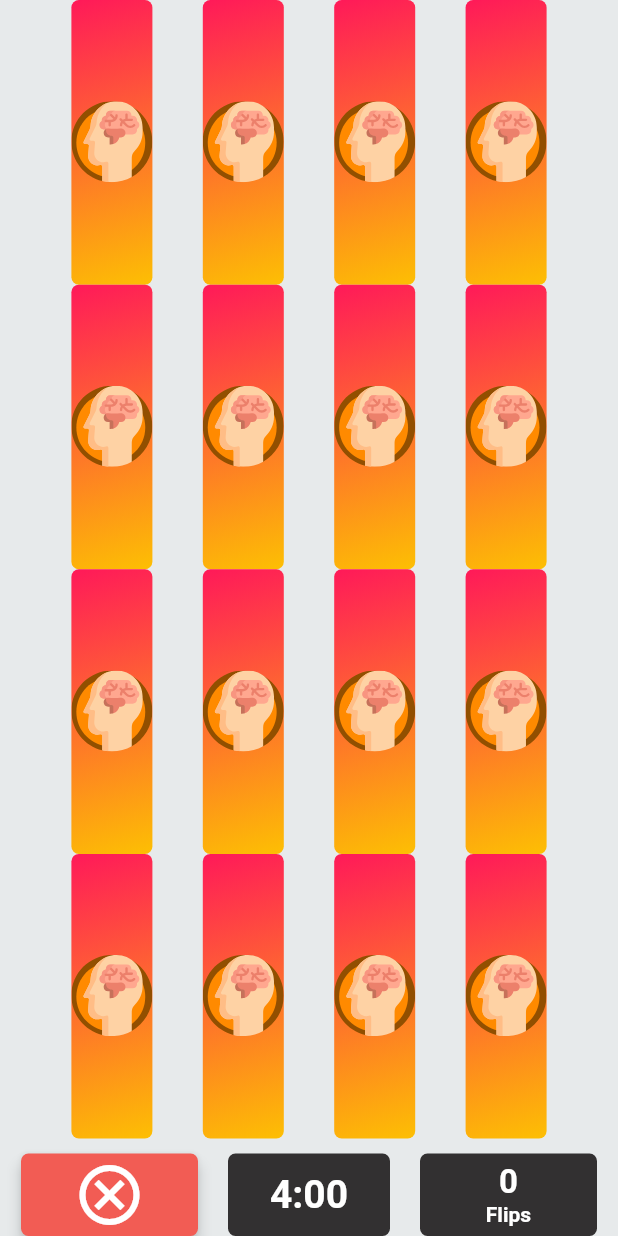
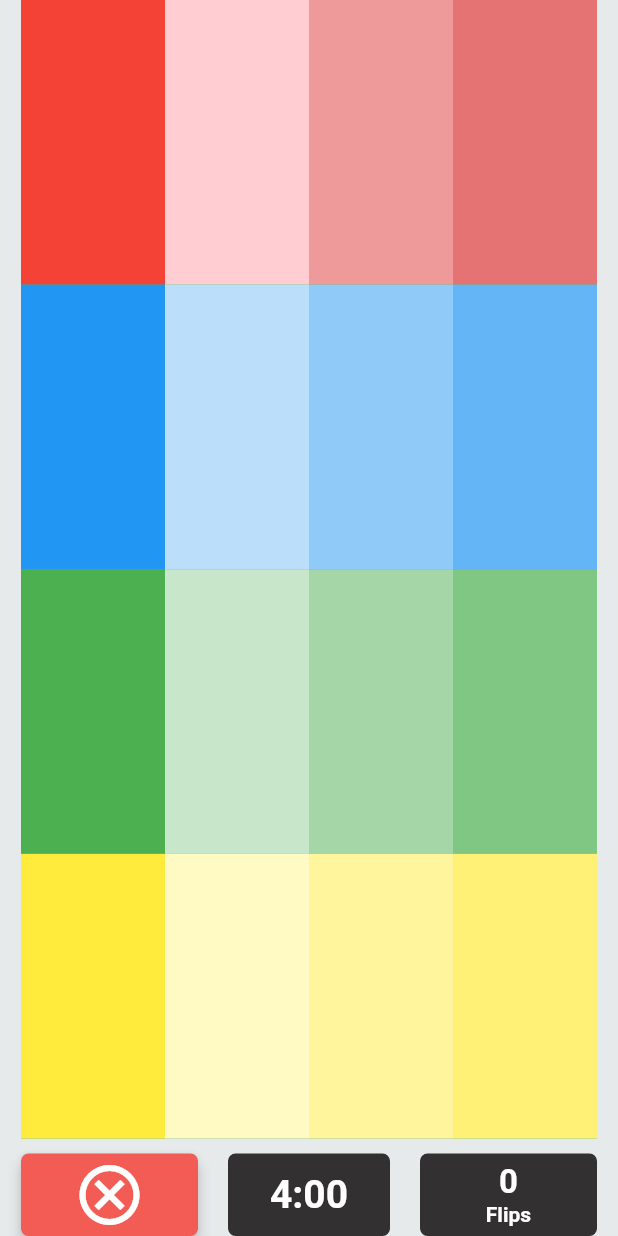
Before and after one commit to chrisstayte/concentration, a Flutter app: the GameScreen screen opened by its route, on a phone screen of 412 x 824 dp. Run offline on Flutter 3.47's test engine with Material 2 defaults, Android fonts, the light colour scheme and no system bars; our stand-ins replace flutter_svg, shared_preferences; accounts and stored records are empty.

Commit message:
added grid

```diff
--- a/lib/screens/game_screen.dart
+++ b/lib/screens/game_screen.dart
@@ -4,6 +4,7 @@ import 'package:concentration/enums/mapsize.dart';
 import 'package:concentration/global/global.dart';
 import 'package:concentration/providers/settings_provider.dart';
 import 'package:concentration/screens/home_screen.dart';
+import 'package:concentration/widgets/game_card.dart';
 import 'package:flutter/material.dart';
 import 'package:flutter_svg/flutter_svg.dart';
 import 'package:provider/provider.dart';
@@ -149,7 +150,153 @@ class _GameScreenState extends State<GameScreen> {
           child: Padding(
             padding: const EdgeInsets.symmetric(horizontal: 14.0),
             child: Column(children: [
-              _buildGrid(),
+              Expanded(
+                child: Container(
+                  color: Colors.green,
+                  child: Column(
+                    children: [
+                      Expanded(
+                        flex: 1,
+                        child: Row(
+                          children: [
+                            Expanded(
+                              flex: 1,
+                              child: Container(
+                                color: Colors.red,
+                              ),
+                            ),
+                            Expanded(
+                              flex: 1,
+                              child: Container(
+                                color: Colors.red.shade100,
+                              ),
+                            ),
+                            Expanded(
+                              flex: 1,
+                              child: Container(
+                                color: Colors.red.shade200,
+                              ),
+                            ),
+                            Expanded(
+                              flex: 1,
+                              child: Container(
+                                color: Colors.red.shade300,
+                              ),
+                            )
+                          ],
+                        ),
+                      ),
+                      Expanded(
+                        flex: 1,
+                        child: Row(
+                          children: [
+                            Expanded(
+                              flex: 1,
+                              child: Container(
+                                color: Colors.blue,
+                              ),
+                            ),
+                            Expanded(
+                              flex: 1,
+                              child: Container(
+                                color: Colors.blue.shade100,
+                              ),
+                            ),
+                            Expanded(
+                              flex: 1,
+                              child: Container(
+                                color: Colors.blue.shade200,
+                              ),
+                            ),
+                            Expanded(
+                              flex: 1,
+                              child: Container(
+                                color: Colors.blue.shade300,
+                              ),
+                            )
+                          ],
+                        ),
+                      ),
+                      Expanded(
+                        flex: 1,
+                        child: Row(
+                          children: [
+                            Expanded(
+                              flex: 1,
+                              child: Container(
+                                color: Colors.green,
+                              ),
+                            ),
+                            Expanded(
+                              flex: 1,
+                              child: Container(
+                                color: Colors.green.shade100,
+                              ),
+                            ),
+                            Expanded(
+                              flex: 1,
+                              child: Container(
+                                color: Colors.green.shade200,
+                              ),
+                            ),
+                            Expanded(
+                              flex: 1,
+                              child: Container(
+                                color: Colors.green.shade300,
+                              ),
+                            )
+                          ],
+                        ),
+                      ),
+                      Expanded(
+                        flex: 1,
+                        child: Row(
+                          children: [
+                            Expanded(
+                              flex: 1,
+                              child: Container(
+                                color: Colors.yellow,
+                              ),
+                            ),
+                            Expanded(
+                              flex: 1,
+                              child: Container(
+                                color: Colors.yellow.shade100,
+                              ),
+                            ),
+                            Expanded(
+                              flex: 1,
+                              child: Container(
+                                color: Colors.yellow.shade200,
+                              ),
+                            ),
+                            Expanded(
+                              flex: 1,
+                              child: Container(
+                                color: Colors.yellow.shade300,
+                              ),
+                            )
+                          ],
+                        ),
+                      )
+                    ],
+                  ),
+                ),
+              ),
+              // Expanded(
+              //   child: Container(
+              //     color: Colors.blue,
+              //     child: GridView.count(
+              //       childAspectRatio: .5,
+              //       shrinkWrap: true,
+              //       crossAxisCount: _columns,
+              //       mainAxisSpacing: 1,
+              //       crossAxisSpacing: 1,
+              //       children:
+              //           List.generate(_rows * _columns, (index) => GameCard()),
+              //     ),
+              //   ),
+              // ),
               SizedBox(
                 height: 10,
               ),
--- /dev/null
+++ b/lib/widgets/game_card.dart
@@ -0,0 +1,20 @@
+import 'package:flutter/material.dart';
+
+class GameCard extends StatefulWidget {
+  const GameCard({Key? key}) : super(key: key);
+
+  @override
+  _GameCardState createState() => _GameCardState();
+}
+
+class _GameCardState extends State<GameCard> {
+  @override
+  Widget build(BuildContext context) {
+    return Expanded(
+      flex: 1,
+      child: Container(
+        color: Colors.red,
+      ),
+    );
+  }
+}
```
